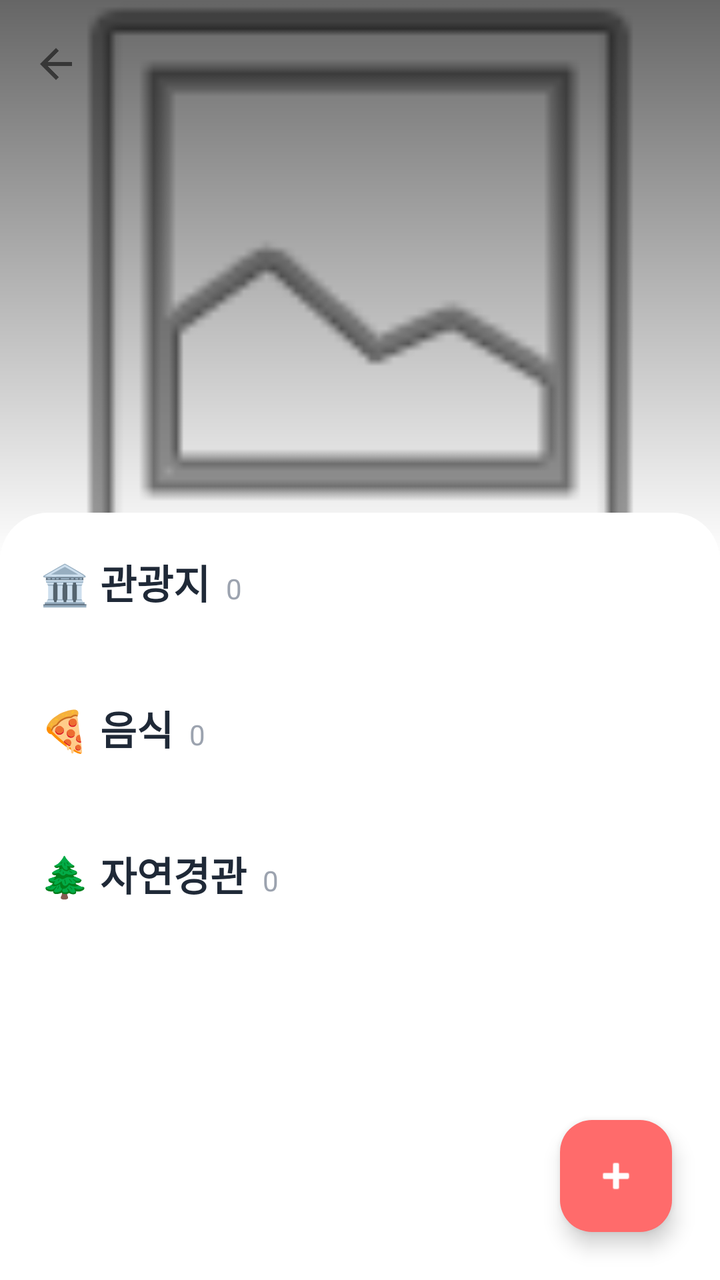
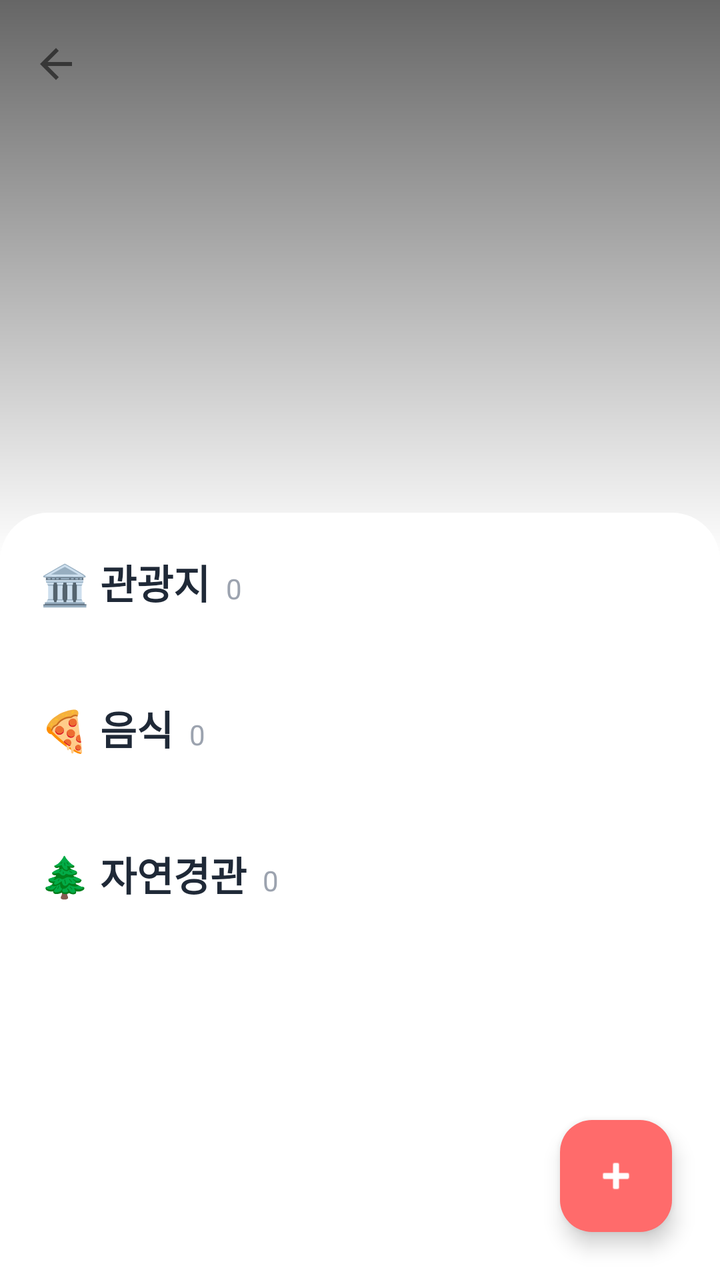

Compare the two renders of this Android layout. The source of the first and the diff that turns it into the second are given below.
<!-- AndroidManifest.xml: application theme Theme.MyApplication -->
<!-- res/layout/activity_album_detail.xml -->
<?xml version="1.0" encoding="utf-8"?>
<androidx.coordinatorlayout.widget.CoordinatorLayout xmlns:android="http://schemas.android.com/apk/res/android"
    xmlns:app="http://schemas.android.com/apk/res-auto"
    xmlns:tools="http://schemas.android.com/tools"
    android:layout_width="match_parent"
    android:layout_height="match_parent"
    android:background="#FFFFFF">

    <com.google.android.material.appbar.AppBarLayout
        android:id="@+id/appBarLayout"
        android:layout_width="match_parent"
        android:layout_height="280dp"
        android:background="#FFFFFF"
        android:theme="@style/ThemeOverlay.AppCompat.Light">

        <com.google.android.material.appbar.CollapsingToolbarLayout
            android:id="@+id/collapsingToolbar"
            android:layout_width="match_parent"
            android:layout_height="match_parent"
            app:contentScrim="#FFFFFF"
            app:expandedTitleMarginBottom="28dp"
            app:expandedTitleMarginStart="24dp"
            app:expandedTitleTextAppearance="@style/TextAppearance.AppCompat.Headline"
            app:layout_scrollFlags="scroll|exitUntilCollapsed"
            app:titleCollapseMode="fade">

            <ImageView
                android:id="@+id/ivAlbumHeader"
                android:layout_width="match_parent"
                android:layout_height="match_parent"
                android:scaleType="centerCrop"
                android:src="@android:drawable/ic_menu_gallery"
                app:layout_collapseMode="parallax" />

            <View
                android:layout_width="match_parent"
                android:layout_height="match_parent"
                android:background="@drawable/gradient_overlay" />

            <androidx.appcompat.widget.Toolbar
                android:id="@+id/toolbar"
                android:layout_width="match_parent"
                android:layout_height="?attr/actionBarSize"
                app:layout_collapseMode="pin"
                app:navigationIcon="?attr/homeAsUpIndicator" />

        </com.google.android.material.appbar.CollapsingToolbarLayout>
    </com.google.android.material.appbar.AppBarLayout>

    <androidx.core.widget.NestedScrollView
        android:layout_width="match_parent"
        android:layout_height="match_parent"
        android:background="@drawable/bg_detail_content"
        android:layout_marginTop="-24dp"
        app:layout_behavior="@string/appbar_scrolling_view_behavior">

        <LinearLayout
            android:layout_width="match_parent"
            android:layout_height="wrap_content"
            android:orientation="vertical"
            android:padding="20dp">

            
            <LinearLayout
                android:layout_width="match_parent"
                android:layout_height="wrap_content"
                android:orientation="horizontal"
                android:gravity="bottom"
                android:layout_marginBottom="12dp">
                <TextView
                    android:layout_width="wrap_content"
                    android:layout_height="wrap_content"
                    android:text="🏛️ 관광지"
                    android:textColor="#1F2937"
                    android:textSize="20sp"
                    android:textStyle="bold" />
                <TextView
                    android:id="@+id/tvTouristCount"
                    android:layout_width="wrap_content"
                    android:layout_height="wrap_content"
                    android:layout_marginStart="8dp"
                    android:text="0"
                    android:textColor="#9CA3AF"
                    android:textSize="14sp" />
            </LinearLayout>

            <androidx.recyclerview.widget.RecyclerView
                android:id="@+id/rvTouristAttractions"
                android:layout_width="match_parent"
                android:layout_height="wrap_content"
                android:layout_marginBottom="32dp"
                android:nestedScrollingEnabled="false"
                tools:layoutManager="androidx.recyclerview.widget.GridLayoutManager"
                tools:spanCount="3" />

            
            <LinearLayout
                android:layout_width="match_parent"
                android:layout_height="wrap_content"
                android:orientation="horizontal"
                android:gravity="bottom"
                android:layout_marginBottom="12dp">
                <TextView
                    android:layout_width="wrap_content"
                    android:layout_height="wrap_content"
                    android:text="🍕 음식"
                    android:textColor="#1F2937"
                    android:textSize="20sp"
                    android:textStyle="bold" />
                <TextView
                    android:id="@+id/tvFoodCount"
                    android:layout_width="wrap_content"
                    android:layout_height="wrap_content"
                    android:layout_marginStart="8dp"
                    android:text="0"
                    android:textColor="#9CA3AF"
                    android:textSize="14sp" />
            </LinearLayout>

            <androidx.recyclerview.widget.RecyclerView
                android:id="@+id/rvFood"
                android:layout_width="match_parent"
                android:layout_height="wrap_content"
                android:layout_marginBottom="32dp"
                android:nestedScrollingEnabled="false"
                tools:layoutManager="androidx.recyclerview.widget.GridLayoutManager"
                tools:spanCount="3" />

            
            <LinearLayout
                android:layout_width="match_parent"
                android:layout_height="wrap_content"
                android:orientation="horizontal"
                android:gravity="bottom"
                android:layout_marginBottom="12dp">
                <TextView
                    android:layout_width="wrap_content"
                    android:layout_height="wrap_content"
                    android:text="🌲 자연경관"
                    android:textColor="#1F2937"
                    android:textSize="20sp"
                    android:textStyle="bold" />
                <TextView
                    android:id="@+id/tvLandscapeCount"
                    android:layout_width="wrap_content"
                    android:layout_height="wrap_content"
                    android:layout_marginStart="8dp"
                    android:text="0"
                    android:textColor="#9CA3AF"
                    android:textSize="14sp" />
            </LinearLayout>

            <androidx.recyclerview.widget.RecyclerView
                android:id="@+id/rvLandscape"
                android:layout_width="match_parent"
                android:layout_height="wrap_content"
                android:layout_marginBottom="32dp"
                android:nestedScrollingEnabled="false"
                tools:layoutManager="androidx.recyclerview.widget.GridLayoutManager"
                tools:spanCount="3" />

        </LinearLayout>
    </androidx.core.widget.NestedScrollView>

    <com.google.android.material.floatingactionbutton.FloatingActionButton
        android:id="@+id/fabAddPhoto"
        android:layout_width="wrap_content"
        android:layout_height="wrap_content"
        android:layout_gravity="bottom|end"
        android:layout_margin="24dp"
        android:src="@android:drawable/ic_input_add"
        app:tint="#FFFFFF"
        app:backgroundTint="#FF6B6B" />

</androidx.coordinatorlayout.widget.CoordinatorLayout>
<!-- resources referenced by this layout -->
<resources>
  <!-- drawable bg_detail_content (drawable) -->
  <?xml version="1.0" encoding="utf-8"?>
  <shape xmlns:android="http://schemas.android.com/apk/res/android">
      <solid android:color="#FFFFFF" />
      <corners
          android:topLeftRadius="24dp"
          android:topRightRadius="24dp" />
  </shape>
  <!-- drawable gradient_overlay (drawable) -->
  <?xml version="1.0" encoding="utf-8"?>
  <shape xmlns:android="http://schemas.android.com/apk/res/android">
      <gradient
          android:angle="270"
          android:endColor="#00000000"
          android:startColor="#99000000" />
  </shape>
  <style name="Theme.MyApplication" parent="Base.Theme.MyApplication" />
  <style name="Base.Theme.MyApplication" parent="Theme.Material3.DayNight.NoActionBar">
          
          
      </style>
</resources>

<!-- the commit's change to res/layout/activity_album_detail.xml (unified diff, before → after) -->
@@ -24,12 +24,10 @@
             app:layout_scrollFlags="scroll|exitUntilCollapsed"
             app:titleCollapseMode="fade">
 
-            <ImageView
-                android:id="@+id/ivAlbumHeader"
+            <androidx.viewpager2.widget.ViewPager2
+                android:id="@+id/vpAlbumHeader"
                 android:layout_width="match_parent"
                 android:layout_height="match_parent"
-                android:scaleType="centerCrop"
-                android:src="@android:drawable/ic_menu_gallery"
                 app:layout_collapseMode="parallax" />
 
             <View
